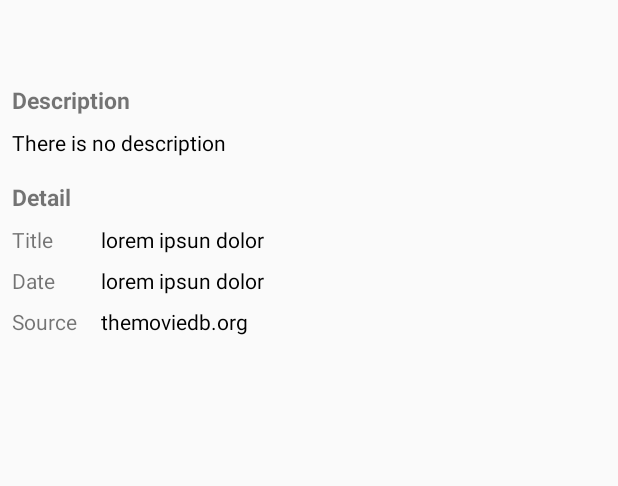
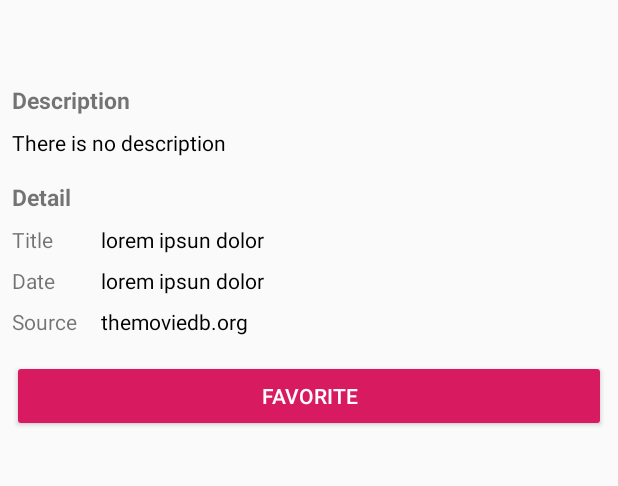
Before and after one commit to Criptdestroyer/MovieCatalogue, an Android app: the DetailTvShowActivity screen opened directly, with no data from a screen before it, on a phone screen of 412 x 824 dp, the part 120-606 px from its top. Run offline under Robolectric (Android 15) with nearby library versions, the phone set to English and light mode, and no system bars; pictures from the network do not load.

Commit message:
add delete done

```diff
--- a/app/build.gradle
+++ b/app/build.gradle
@@ -25,6 +25,9 @@ dependencies {
     implementation 'com.google.android.material:material:1.0.0'
     implementation 'androidx.constraintlayout:constraintlayout:1.1.3'
     implementation 'androidx.legacy:legacy-support-v4:1.0.0'
+    implementation 'androidx.navigation:navigation-fragment:2.0.0'
+    implementation 'androidx.navigation:navigation-ui:2.0.0'
+    implementation 'androidx.lifecycle:lifecycle-extensions:2.0.0'
     testImplementation 'junit:junit:4.12'
     androidTestImplementation 'androidx.test:runner:1.2.0'
     androidTestImplementation 'androidx.test.espresso:espresso-core:3.2.0'
--- a/app/src/main/AndroidManifest.xml
+++ b/app/src/main/AndroidManifest.xml
@@ -1,8 +1,6 @@
 <?xml version="1.0" encoding="utf-8"?>
 <manifest xmlns:android="http://schemas.android.com/apk/res/android"
     package="com.criptdestroyer.moviecatalogueapi">
-
-    <uses-permission android:name="android.permission.INTERNET" />
 
     <application
         android:allowBackup="true"
@@ -11,7 +9,7 @@
         android:roundIcon="@mipmap/ic_launcher_round"
         android:supportsRtl="true"
         android:theme="@style/AppTheme">
-        <activity android:name=".view.activity.DetailTvShowActivity"></activity>
+        <activity android:name=".view.activity.DetailTvShowActivity" />
         <activity android:name=".view.activity.DetailMovieActivity" />
         <activity
             android:name=".view.activity.MainActivity"
@@ -24,4 +22,6 @@
         </activity>
     </application>
 
+    <uses-permission android:name="android.permission.INTERNET" />
+
 </manifest>
--- a/app/src/main/java/com/criptdestroyer/moviecatalogueapi/view/activity/DetailTvShowActivity.java
+++ b/app/src/main/java/com/criptdestroyer/moviecatalogueapi/view/activity/DetailTvShowActivity.java
@@ -4,24 +4,36 @@ import androidx.appcompat.app.AppCompatActivity;
 import androidx.lifecycle.Observer;
 import androidx.lifecycle.ViewModelProviders;
 
+import android.annotation.SuppressLint;
 import android.os.Bundle;
 import android.view.View;
+import android.widget.Button;
 import android.widget.ImageView;
 import android.widget.ProgressBar;
 import android.widget.TextView;
+import android.widget.Toast;
 
 import com.bumptech.glide.Glide;
 import com.criptdestroyer.moviecatalogueapi.R;
-import com.criptdestroyer.moviecatalogueapi.model.TvShowItems;
+import com.criptdestroyer.moviecatalogueapi.model.db.FavoriteHelper;
+import com.criptdestroyer.moviecatalogueapi.model.entity.TvShowItems;
 import com.criptdestroyer.moviecatalogueapi.viewmodel.DetailViewModel;
 
-public class DetailTvShowActivity extends AppCompatActivity {
+import java.util.ArrayList;
+
+public class DetailTvShowActivity extends AppCompatActivity implements View.OnClickListener{
     public static final String EXTRA_FILM = "extra_film";
     private TextView tvTitle;
     private TextView tvDate;
     private ImageView imgPhoto;
     private ProgressBar progressBar;
+    private TvShowItems dataItem;
+    private Button btnFavorite;
+    private boolean isFavorite = false;
 
+    private FavoriteHelper favoriteHelper;
+
+    @SuppressLint("SetTextI18n")
     @Override
     protected void onCreate(Bundle savedInstanceState) {
         super.onCreate(savedInstanceState);
@@ -30,12 +42,18 @@ public class DetailTvShowActivity extends AppCompatActivity {
         TextView tvDescription = findViewById(R.id.tv_detail_tv_show_description);
         TextView tvTrTitle = findViewById(R.id.tr_tv_tv_show_title);
         TextView tvTrDate = findViewById(R.id.tr_tv_tv_show_date);
+        btnFavorite = findViewById(R.id.btn_fav_tv);
         progressBar = findViewById(R.id.progressBarTvShowDetail);
         tvTitle = findViewById(R.id.tv_detail_tv_show_title);
         tvDate = findViewById(R.id.tv_detail_tv_show_year);
         imgPhoto = findViewById(R.id.img_detail_tv_show_photo);
 
-        TvShowItems dataItem = getIntent().getParcelableExtra(EXTRA_FILM);
+        btnFavorite.setOnClickListener(this);
+        favoriteHelper = FavoriteHelper.getInstance(getApplicationContext());
+        favoriteHelper.open();
+
+
+        dataItem = getIntent().getParcelableExtra(EXTRA_FILM);
 
         if (dataItem != null) {
             if(dataItem.getDescription() != null){
@@ -47,6 +65,14 @@ public class DetailTvShowActivity extends AppCompatActivity {
             DetailViewModel detailViewModel = ViewModelProviders.of(this).get(DetailViewModel.class);
             detailViewModel.getDataTvShow().observe(this, getTvShow);
             detailViewModel.setTvShow(dataItem.getId(), MainActivity.locale_language);
+        }
+
+        ArrayList<TvShowItems> favorite = favoriteHelper.getFavoriteTv();
+        for (int i = 0; i < favorite.size(); i++) {
+            if (favorite.get(i).getId() == dataItem.getId()) {
+                isFavorite = true;
+                btnFavorite.setText("Unfavorite");
+            }
         }
 
         showLoading(true);
@@ -71,4 +97,30 @@ public class DetailTvShowActivity extends AppCompatActivity {
             progressBar.setVisibility(View.GONE);
         }
     }
+
+    @SuppressLint("SetTextI18n")
+    @Override
+    public void onClick(View view) {
+        if (view.getId() == R.id.btn_fav_tv) {
+            if (isFavorite) {
+                long result = favoriteHelper.deleteFav(dataItem.getId());
+                if (result > 0) {
+                    Toast.makeText(this, "Success Delete from Favorite", Toast.LENGTH_SHORT).show();
+                    btnFavorite.setText("Favorite");
+                    isFavorite = false;
+                } else {
+                    Toast.makeText(this, "Failed Delete from Favorite", Toast.LENGTH_SHORT).show();
+                }
+            } else {
+                long result = favoriteHelper.insertFavoriteTv(dataItem);
+                if (result > 0) {
+                    Toast.makeText(this, "Success Add to Favorite", Toast.LENGTH_SHORT).show();
+                    btnFavorite.setText("Unfavorite");
+                    isFavorite = true;
+                } else {
+                    Toast.makeText(this, "Failed Add to Favorite", Toast.LENGTH_SHORT).show();
+                }
+            }
+        }
+    }
 }
--- a/app/src/main/java/com/criptdestroyer/moviecatalogueapi/view/activity/MainActivity.java
+++ b/app/src/main/java/com/criptdestroyer/moviecatalogueapi/view/activity/MainActivity.java
@@ -73,6 +73,9 @@ public class MainActivity extends AppCompatActivity {
         if (item.getItemId() == R.id.action_change_settings) {
             Intent mIntent = new Intent(Settings.ACTION_LOCALE_SETTINGS);
             startActivity(mIntent);
+        }else if(item.getItemId() == R.id.action_change_fav){
+            Intent mIntent = new Intent(this, MainActivity.class);
+
         }
         return super.onOptionsItemSelected(item);
     }
--- a/app/src/main/java/com/criptdestroyer/moviecatalogueapi/view/adapter/MovieAdapter.java
+++ b/app/src/main/java/com/criptdestroyer/moviecatalogueapi/view/adapter/MovieAdapter.java
@@ -12,7 +12,7 @@ import androidx.recyclerview.widget.RecyclerView;
 
 import com.bumptech.glide.Glide;
 import com.criptdestroyer.moviecatalogueapi.R;
-import com.criptdestroyer.moviecatalogueapi.model.MovieItems;
+import com.criptdestroyer.moviecatalogueapi.model.entity.MovieItems;
 import com.criptdestroyer.moviecatalogueapi.view.activity.DetailMovieActivity;
 
 import java.util.ArrayList;
--- a/app/src/main/java/com/criptdestroyer/moviecatalogueapi/view/adapter/TvShowAdapter.java
+++ b/app/src/main/java/com/criptdestroyer/moviecatalogueapi/view/adapter/TvShowAdapter.java
@@ -12,7 +12,7 @@ import androidx.recyclerview.widget.RecyclerView;
 
 import com.bumptech.glide.Glide;
 import com.criptdestroyer.moviecatalogueapi.R;
-import com.criptdestroyer.moviecatalogueapi.model.TvShowItems;
+import com.criptdestroyer.moviecatalogueapi.model.entity.TvShowItems;
 import com.criptdestroyer.moviecatalogueapi.view.activity.DetailTvShowActivity;
 
 import java.util.ArrayList;
--- a/app/src/main/java/com/criptdestroyer/moviecatalogueapi/view/fragment/MovieFragment.java
+++ b/app/src/main/java/com/criptdestroyer/moviecatalogueapi/view/fragment/MovieFragment.java
@@ -16,7 +16,7 @@ import android.view.ViewGroup;
 import android.widget.ProgressBar;
 
 import com.criptdestroyer.moviecatalogueapi.R;
-import com.criptdestroyer.moviecatalogueapi.model.MovieItems;
+import com.criptdestroyer.moviecatalogueapi.model.entity.MovieItems;
 import com.criptdestroyer.moviecatalogueapi.view.activity.MainActivity;
 import com.criptdestroyer.moviecatalogueapi.view.adapter.MovieAdapter;
 import com.criptdestroyer.moviecatalogueapi.viewmodel.MainViewModel;
--- a/app/src/main/java/com/criptdestroyer/moviecatalogueapi/view/fragment/TvShowFragment.java
+++ b/app/src/main/java/com/criptdestroyer/moviecatalogueapi/view/fragment/TvShowFragment.java
@@ -16,7 +16,7 @@ import android.view.ViewGroup;
 import android.widget.ProgressBar;
 
 import com.criptdestroyer.moviecatalogueapi.R;
-import com.criptdestroyer.moviecatalogueapi.model.TvShowItems;
+import com.criptdestroyer.moviecatalogueapi.model.entity.TvShowItems;
 import com.criptdestroyer.moviecatalogueapi.view.activity.MainActivity;
 import com.criptdestroyer.moviecatalogueapi.view.adapter.TvShowAdapter;
 import com.criptdestroyer.moviecatalogueapi.viewmodel.MainViewModel;
--- a/app/src/main/java/com/criptdestroyer/moviecatalogueapi/viewmodel/DetailViewModel.java
+++ b/app/src/main/java/com/criptdestroyer/moviecatalogueapi/viewmodel/DetailViewModel.java
@@ -6,8 +6,8 @@ import androidx.lifecycle.LiveData;
 import androidx.lifecycle.MutableLiveData;
 import androidx.lifecycle.ViewModel;
 
-import com.criptdestroyer.moviecatalogueapi.model.MovieItems;
-import com.criptdestroyer.moviecatalogueapi.model.TvShowItems;
+import com.criptdestroyer.moviecatalogueapi.model.entity.MovieItems;
+import com.criptdestroyer.moviecatalogueapi.model.entity.TvShowItems;
 import com.loopj.android.http.AsyncHttpClient;
 import com.loopj.android.http.AsyncHttpResponseHandler;
 
--- a/app/src/main/java/com/criptdestroyer/moviecatalogueapi/viewmodel/MainViewModel.java
+++ b/app/src/main/java/com/criptdestroyer/moviecatalogueapi/viewmodel/MainViewModel.java
@@ -6,8 +6,8 @@ import androidx.lifecycle.LiveData;
 import androidx.lifecycle.MutableLiveData;
 import androidx.lifecycle.ViewModel;
 
-import com.criptdestroyer.moviecatalogueapi.model.MovieItems;
-import com.criptdestroyer.moviecatalogueapi.model.TvShowItems;
+import com.criptdestroyer.moviecatalogueapi.model.entity.MovieItems;
+import com.criptdestroyer.moviecatalogueapi.model.entity.TvShowItems;
 import com.loopj.android.http.AsyncHttpClient;
 import com.loopj.android.http.AsyncHttpResponseHandler;
 
--- a/app/src/main/res/layout/activity_detail_movie.xml
+++ b/app/src/main/res/layout/activity_detail_movie.xml
@@ -186,7 +186,7 @@
         </TableLayout>
 
         <Button
-            android:id="@+id/btn_fav"
+            android:id="@+id/btn_fav_movie"
             android:layout_width="match_parent"
             android:layout_height="wrap_content"
             android:layout_marginStart="8dp"
--- a/app/src/main/res/layout/activity_detail_tv_show.xml
+++ b/app/src/main/res/layout/activity_detail_tv_show.xml
@@ -108,6 +108,7 @@
             app:layout_constraintTop_toBottomOf="@+id/tv_detail_tv_show_description" />
 
         <TableLayout
+            android:id="@+id/tableLayout"
             android:layout_width="match_parent"
             android:layout_height="wrap_content"
             android:layout_below="@id/tv_text_tv_show_detail"
@@ -184,6 +185,21 @@
             </TableRow>
         </TableLayout>
 
+        <Button
+            android:id="@+id/btn_fav_tv"
+            android:layout_width="match_parent"
+            android:layout_height="wrap_content"
+            android:layout_marginStart="8dp"
+            android:layout_marginTop="8dp"
+            android:layout_marginEnd="8dp"
+            android:layout_marginBottom="8dp"
+            android:text="@string/btn_fav"
+            style="@style/Widget.AppCompat.Button.Colored"
+            app:layout_constraintBottom_toBottomOf="parent"
+            app:layout_constraintEnd_toEndOf="parent"
+            app:layout_constraintStart_toStartOf="parent"
+            app:layout_constraintTop_toBottomOf="@+id/tableLayout" />
+
     </androidx.constraintlayout.widget.ConstraintLayout>
 
 </ScrollView>
--- a/app/src/main/res/menu/main_menu.xml
+++ b/app/src/main/res/menu/main_menu.xml
@@ -1,6 +1,10 @@
 <?xml version="1.0" encoding="utf-8"?>
 <menu xmlns:android="http://schemas.android.com/apk/res/android"
     xmlns:app="http://schemas.android.com/apk/res-auto">
+    <item
+        android:id="@+id/action_change_fav"
+        android:title="@string/favorite"
+        app:showAsAction="never"/>
     <item
         android:id="@+id/action_change_settings"
         android:title="@string/change_language_settings"
--- a/app/src/main/res/values/strings.xml
+++ b/app/src/main/res/values/strings.xml
@@ -18,6 +18,11 @@
     <string name="change_language_settings">Change Language</string>
     <string name="text_description">There is no description</string>
     <string name="btn_fav">Favorite</string>
+    <string name="favorite">Favorite</string>
+    <string name="title_activity_favorite">FavoriteActivity</string>
+    <string name="title_home">Home</string>
+    <string name="title_dashboard">Dashboard</string>
+    <string name="title_notifications">Notifications</string>
 
     <!-- TODO: Remove or change this placeholder text -->
 </resources>
```
Also changed, not shown: app/src/main/java/com/criptdestroyer/moviecatalogueapi/model/db/DatabaseContract.java (added, +15 -0 lines), app/src/main/java/com/criptdestroyer/moviecatalogueapi/model/db/DatabaseHelper.java (added, +43 -0 lines), app/src/main/java/com/criptdestroyer/moviecatalogueapi/model/db/FavoriteHelper.java (added, +137 -0 lines), app/src/main/java/com/criptdestroyer/moviecatalogueapi/model/entity/MovieItems.java (renamed from app/src/main/java/com/criptdestroyer/moviecatalogueapi/model/TvShowItems.java, +32 -11 lines), app/src/main/java/com/criptdestroyer/moviecatalogueapi/model/entity/TvShowItems.java (renamed from app/src/main/java/com/criptdestroyer/moviecatalogueapi/model/MovieItems.java, +31 -12 lines), app/src/main/java/com/criptdestroyer/moviecatalogueapi/view/activity/DetailMovieActivity.java (+48 -11 lines).
